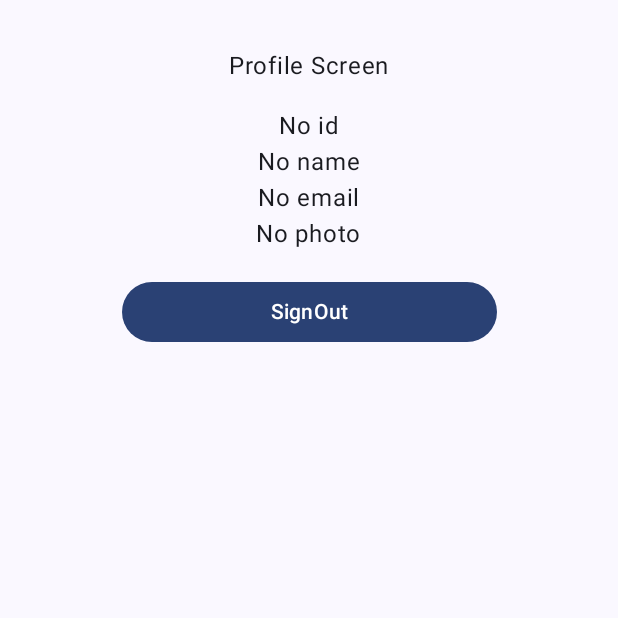
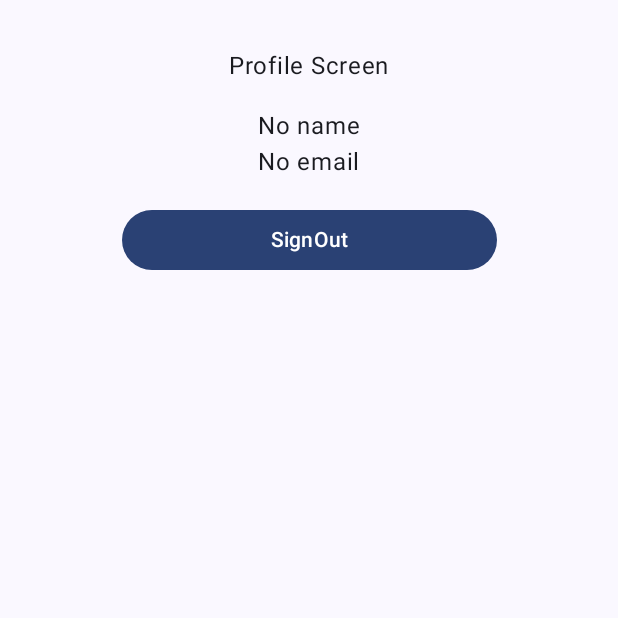
Before and after one commit to DaniAguion/SeaBattle, an Android app built with Jetpack Compose: the composable ProfileScreenContent shown on its own in the app's theme, on a phone screen of 412 x 824 dp, the top half of it. Run offline under Robolectric (Android 15) with nearby library versions, the phone set to English and light mode, and no system bars.

Commit message:
Added coil library to load async images like user profile picture

```diff
--- a/app/build.gradle.kts
+++ b/app/build.gradle.kts
@@ -81,6 +81,10 @@ dependencies {
     implementation(libs.androidx.lifecycle.livedata.ktx)
     implementation(libs.androidx.lifecycle.viewmodel.ktx)
 
+    // Image loading
+    implementation ("io.coil-kt:coil-compose:2.2.0")
+
+    // Testing
     testImplementation(libs.junit)
     androidTestImplementation(libs.androidx.junit)
     androidTestImplementation(libs.androidx.espresso.core)
--- a/app/src/main/java/com/example/seabattle/ui/screens/profile/ProfileScreen.kt
+++ b/app/src/main/java/com/example/seabattle/ui/screens/profile/ProfileScreen.kt
@@ -19,6 +19,7 @@ import androidx.compose.ui.res.dimensionResource
 import androidx.compose.ui.tooling.preview.Preview
 import androidx.compose.ui.unit.dp
 import androidx.navigation.NavHostController
+import coil.compose.AsyncImage
 import com.example.seabattle.R
 import com.example.seabattle.ui.SeaBattleScreen
 import org.koin.androidx.compose.koinViewModel
@@ -62,18 +63,21 @@ fun ProfileScreenContent(
             modifier = modifier
                 .padding(dimensionResource(R.dimen.padding_medium))
         )
-        Text(
-            text = profileUiState.userProfile?.uid ?: "No id",
-        )
+        profileUiState.userProfile?.photoUrl?.let {
+            if (it.isNotEmpty()){
+                AsyncImage(
+                    model = profileUiState.userProfile.photoUrl,
+                    contentDescription = "User Profile Picture"
+                )
+            }
+        }
         Text(
             text = profileUiState.userProfile?.displayName ?: "No name",
         )
         Text(
             text = profileUiState.userProfile?.email ?: "No email",
         )
-        Text(
-            text = profileUiState.userProfile?.photoUrl ?: "No photo",
-        )
+
         Spacer(
             modifier = Modifier.height(dimensionResource(R.dimen.padding_medium))
         )
```
